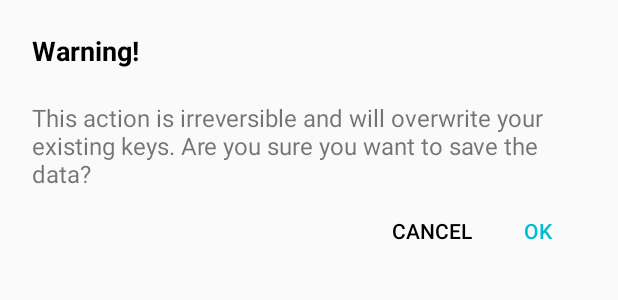
After one commit to chomudda/Vigenere, an Android app: the layout dialog_overwrite.xml on its own in the app's theme, with its tools: preview values and no code run, on a phone screen of 412 x 824 dp. The commit adds this screen. Shown: the top 300 px of the screen. Run offline under Robolectric (Android 15) with nearby library versions, the phone set to English and light mode, and no system bars.

Commit message:
Added swipe to delete and warning dialogs

```diff
--- /dev/null
+++ b/app/src/main/res/layout/dialog_overwrite.xml
@@ -0,0 +1,57 @@
+<?xml version="1.0" encoding="utf-8"?>
+<RelativeLayout
+    xmlns:android="http://schemas.android.com/apk/res/android"
+    xmlns:app="http://schemas.android.com/apk/res-auto"
+    android:layout_width="match_parent"
+    android:layout_height="match_parent">
+
+    <TextView
+        android:id="@+id/overwrite_title"
+        android:layout_width="wrap_content"
+        android:layout_height="wrap_content"
+
+        android:layout_marginTop="21dp"
+        android:layout_marginLeft="21dp"
+        android:layout_marginRight="21dp"
+
+        android:textStyle="bold"
+        android:textColor="#000000"
+        android:textSize="18sp"
+        android:text="@string/warningTitle" />
+
+    <TextView
+        android:id="@+id/overwrite_hint"
+        android:layout_width="match_parent"
+        android:layout_height="wrap_content"
+        android:layout_below="@+id/overwrite_title"
+
+        android:layout_marginTop="21dp"
+        android:layout_marginLeft="21dp"
+        android:layout_marginRight="21dp"
+
+        android:textSize="16sp"
+        android:text="@string/overwriteHint" />
+
+    <Button
+        android:id="@+id/overwrite_cancel"
+        style="?attr/buttonBarNegativeButtonStyle"
+        android:layout_width="wrap_content"
+        android:layout_height="wrap_content"
+        android:layout_below="@+id/overwrite_hint"
+        android:layout_toLeftOf="@+id/overwrite_ok"
+        android:layout_toStartOf="@+id/overwrite_ok"
+        android:onClick="cancel"
+        android:textColor="#000000"
+        android:text="CANCEL" />
+
+    <Button
+        android:id="@+id/overwrite_ok"
+        style="?attr/buttonBarPositiveButtonStyle"
+        android:layout_width="wrap_content"
+        android:layout_height="wrap_content"
+        android:layout_alignBaseline="@+id/overwrite_cancel"
+        android:layout_alignBottom="@+id/overwrite_cancel"
+        android:layout_alignEnd="@+id/overwrite_hint"
+        android:layout_alignRight="@+id/overwrite_hint"
+        android:text="OK" />
+</RelativeLayout>
--- a/app/src/main/res/values/strings.xml
+++ b/app/src/main/res/values/strings.xml
@@ -16,5 +16,8 @@
     <string name="marginLeft">20dp</string>
     <string name="marginRight">20dp</string>
     <string name="marginGap">16dp</string>
+    <string name="warningTitle">Warning!</string>
+    <string name="warningHint">This action is irreversible and  will erase your all your keys. Are you sure you want to clear the data?</string>
+    <string name="overwriteHint">This action is irreversible and will overwrite your existing keys. Are you sure you want to save the data?</string>
 
 </resources>
```
Also changed, not shown: app/src/main/java/today/duma/vigenere/MainActivity.java (+108 -42 lines), app/src/main/res/layout/activity_main.xml (+12 -0 lines), app/src/main/res/layout/dialog_warning.xml (added, +57 -0 lines).
